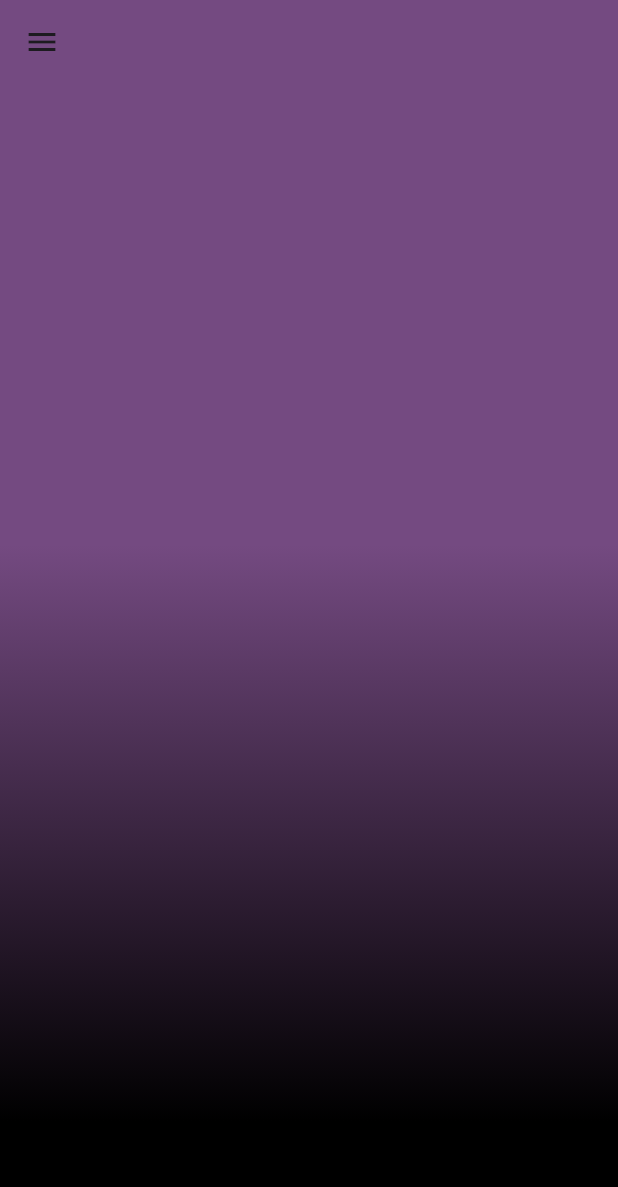
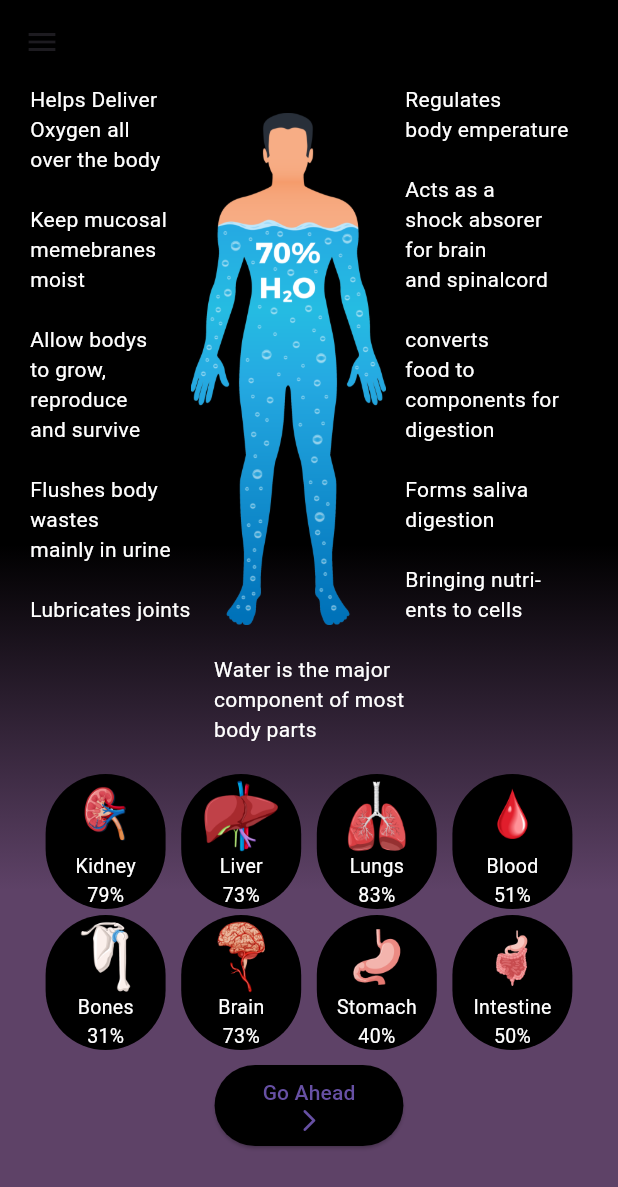
Before and after one commit to ameenahaneef/reminderapp, a Flutter app: the WaterScreen screen opened directly, on a phone screen of 412 x 824 dp. Shown: the top 1187 px of the screen. Run offline on Flutter 3.47's test engine with Material 3 defaults, Android fonts, the phone set to English and light mode, and no system bars; our stand-ins replace flutter_local_notifications, hive, hive_flutter, image_picker, shared_preferences, timezone; accounts and stored records are empty.

Commit message:
seventh commit

```diff
--- /dev/null
+++ b/lib/screens/style.dart
@@ -0,0 +1,10 @@
+import 'package:flutter/material.dart';
+
+class MyTextStyles {
+  static TextStyle bodyTextStyle(double fontsize) {
+    return TextStyle(
+      color: Colors.white,
+      fontSize: fontsize,
+    );
+  }
+}
--- a/lib/screens/water.dart
+++ b/lib/screens/water.dart
@@ -1,47 +1,168 @@
 import 'package:flutter/material.dart';
 import 'package:newproj/screens/navbar.dart';
+import 'package:newproj/screens/style.dart';
 
 class WaterScreen extends StatelessWidget {
   const WaterScreen({super.key});
 
+  Widget buildText(
+    String text, {
+    Color textColor = Colors.white,
+  }) {
+    return Column(
+      crossAxisAlignment: CrossAxisAlignment.start,
+      children: [
+        Text(
+          text,
+          style: TextStyle(
+            color: textColor,
+          ),
+          textAlign: TextAlign.justify,
+        ),
+        const SizedBox(height: 20),
+      ],
+    );
+  }
+
+
+
+
+ Widget buildImageContainer(String imagePath, String body,String percentage) {
+    return Container(width: 80,height: 90,
+      decoration: BoxDecoration(
+        borderRadius: BorderRadius.circular(50),
+        color: Colors.black,
+      ),
+      child: Padding(
+        padding: const EdgeInsets.only(bottom:8.0,top: 4),
+        child: Column(
+          children: [
+            Image(
+              image: AssetImage(imagePath),
+              width: 80,
+              height: 48,
+            ),
+            Text(body,style: MyTextStyles.bodyTextStyle(13),),
+            Text(
+              percentage,
+              style: MyTextStyles.bodyTextStyle(13),
+            )
+          ],
+        ),
+      ),
+    );
+
+  }
+
+
+
   @override
   Widget build(BuildContext context) {
-    return SafeArea(
-      child: Scaffold(
+    return Scaffold(
       appBar: AppBar(
-          backgroundColor: Color.fromARGB(255, 116, 74, 129),
+        backgroundColor: Colors.black,
         elevation: 0.0,
       ),
-        drawer: NavBar(),
+      drawer: const NavBar(),
       body: Container(
         width: double.infinity,
         decoration: const BoxDecoration(
           gradient: LinearGradient(
             begin: Alignment.topCenter,
             end: Alignment.bottomCenter,
-              stops: [0.4, 0.9],
+            stops: [0.4, 0.7],
             colors: [
-                Color.fromARGB(255, 116, 74, 129),
               Colors.black,
+              Color.fromARGB(255, 94, 66, 103),
             ],
           ),
         ),
-          child: const Padding(
-            padding: EdgeInsets.all(20.0),
+        child: Padding(
+          padding: const EdgeInsets.only(left: 20.0, right: 20, ),
           child: Column(
-              mainAxisAlignment: MainAxisAlignment.start,
+            children: [
+              Row(
+                children: [
+                  Align(
+                    alignment: Alignment.topCenter,
+                    child: Column(
                       crossAxisAlignment: CrossAxisAlignment.start,
                       children: [
-                Row(children: [
+                        buildText('Helps Deliver\nOxygen all\nover the body'),
+                        buildText('Keep mucosal\nmemebranes\nmoist'),
+                        buildText(
+                            'Allow bodys\nto grow,\nreproduce\nand survive'),
+                        buildText('Flushes body\nwastes\nmainly in urine'),
+                        buildText('Lubricates joints'),
+                      ],
+                    ),
+                  ),
+                  const Align(
+                    alignment: Alignment.topCenter,
+                    child: Image(
+                      image: AssetImage('assets/images/Man With Water (1).png'),
+                      width: 130,
+                      height: 350,
+                    ),
+                  ),
+                  const SizedBox(
+                    width: 13,
+                  ),
                   Column(
+                    crossAxisAlignment: CrossAxisAlignment.start,
                     children: [
-                      Text('')
+                      buildText('Regulates\nbody\temperature'),
+                      buildText(
+                          'Acts as a\nshock absorer\nfor brain\nand spinalcord'),
+                      buildText(
+                          'converts\nfood to \ncomponents for\ndigestion'),
+                      buildText('Forms saliva\ndigestion'),
+                      buildText('Bringing nutri-\nents to cells'),
                     ],
-                  )
-                ],)
+                  ),
+                ],
+              ),
+              Container(
+                child: Column(
+                  children: [
+                    buildText(
+                        'Water is the major\ncomponent of most\nbody parts'),
+                    Row(
+                      mainAxisAlignment: MainAxisAlignment.spaceEvenly,
+                      children: [
+                       buildImageContainer('assets/images/[removal.ai]_39505237-d1c4-4812-8fbb-29da30717555-hhup_edt6_220113.png','Kidney', '79%'),
+                       buildImageContainer('assets/images/[removal.ai]_23c86a64-747b-4fb5-8a0c-37efa66e7e55-oq6c_oqju_160610.png','Liver', '73%'),
+                       buildImageContainer('assets/images/[removal.ai]_df0c5e36-04ff-4d38-81c6-ed3f51e6d505-red-lungs-with-white-background-word-heart-it_1308-153031.png','Lungs', '83%'),
+                       buildImageContainer('assets/images/[removal.ai]_de8b03ad-8237-4b3e-b4c8-3874019b4ae3-blood_08.png','Blood', '51%'),
+
+                      ],
+                    ),SizedBox(height: 4,),
+                    Row(
+                      mainAxisAlignment: MainAxisAlignment.spaceEvenly,
+                      children: [
+                                              buildImageContainer('assets/images/[removal.ai]_5bbca2bd-5f2e-4625-b77e-44fd3f5db9bb-9jp9_31fq_160622.png','Bones', '31%'),
+                       buildImageContainer('assets/images/[removal.ai]_b3eede8f-9dbd-43b5-8214-cd03ff69c2e9-36el_uzef_160616.png','Brain', '73%'),
+                       buildImageContainer('assets/images/[removal.ai]_eaeb350f-3c8b-4239-b46c-32c1b9e150ee-nmwy_e2e9_220113.png','Stomach', '40%'),
+                       buildImageContainer('assets/images/[removal.ai]_f615a221-ce10-4f99-a081-bf00e6da5a03-human-internal-organ-with-intestine_1308-108352.png','Intestine', '50%'),
 
                       ],
                     ),
+                    SizedBox(height: 10,),
+                    ElevatedButton(onPressed: (){}, style: ElevatedButton.styleFrom(backgroundColor: Colors.black,),
+
+                    child: const Padding(
+                      padding: EdgeInsets.all(8.0),
+                      child: Column(
+                        children: [
+                          Text('Go Ahead'),
+                          Icon(Icons.arrow_forward_ios_rounded),
+                        ],
+                      ),
+                    ))
+                  ],
+                ),
+              )
+            ],
           ),
         ),
       ),
```
Also changed, not shown: pubspec.yaml (+10 -0 lines), assets/images/[removal.ai]_23c86a64-747b-4fb5-8a0c-37efa66e7e55-oq6c_oqju_160610.png (added), assets/images/[removal.ai]_39505237-d1c4-4812-8fbb-29da30717555-hhup_edt6_220113.png (added), assets/images/[removal.ai]_5bbca2bd-5f2e-4625-b77e-44fd3f5db9bb-9jp9_31fq_160622.png (added), assets/images/[removal.ai]_b3eede8f-9dbd-43b5-8214-cd03ff69c2e9-36el_uzef_160616.png (added), assets/images/[removal.ai]_cccb20b7-4fe2-4fe4-99eb-205d9986fce0-2203-q713-018-s-m012-c10-drinking-water-flat-infographics.png (added), assets/images/[removal.ai]_de8b03ad-8237-4b3e-b4c8-3874019b4ae3-blood_08.png (added), assets/images/[removal.ai]_df0c5e36-04ff-4d38-81c6-ed3f51e6d505-red-lungs-with-white-background-word-heart-it_1308-153031.png (added), assets/images/[removal.ai]_eaeb350f-3c8b-4239-b46c-32c1b9e150ee-nmwy_e2e9_220113.png (added), assets/images/[removal.ai]_f615a221-ce10-4f99-a081-bf00e6da5a03-human-internal-organ-with-intestine_1308-108352.png (added). Lines whose indentation alone changed are shown as unchanged.
